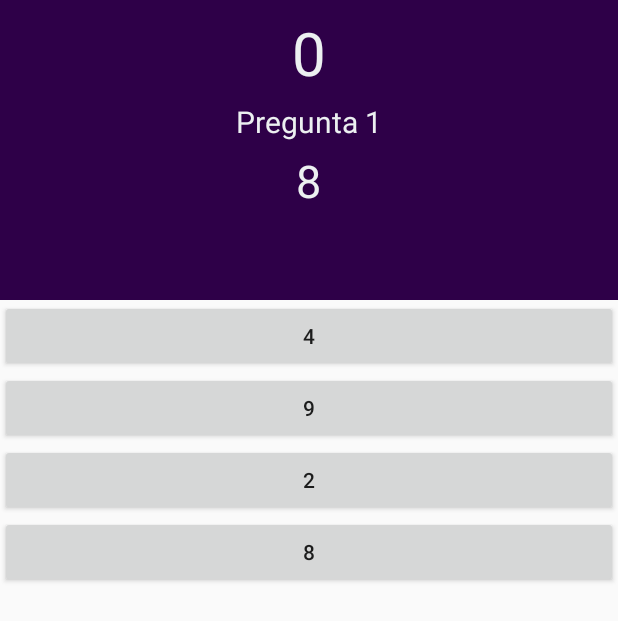
After one commit to LyckanSv/AprendamosAstronomia, an Android app: the GamePlaneta screen opened directly, with no data from a screen before it, on a phone screen of 412 x 824 dp. The commit adds this screen. Shown: the top 621 px of the screen. Run offline under Robolectric (Android 15) with nearby library versions, the phone set to English and light mode, and no system bars.

Commit message:
Actualizacion. Agrego el juego de planetas, solo la estructura basica

```diff
--- a/app/src/main/AndroidManifest.xml
+++ b/app/src/main/AndroidManifest.xml
@@ -17,6 +17,7 @@
             </intent-filter>
         </activity>
         <activity android:name=".ViewGral" />
+        <activity android:name=".GamePlaneta"></activity>
     </application>
 
 </manifest>
--- /dev/null
+++ b/app/src/main/java/com/callejas/cesar/aprendamosastronomia/GamePlaneta.java
@@ -0,0 +1,270 @@
+package com.callejas.cesar.aprendamosastronomia;
+
+import android.content.Intent;
+import android.media.MediaPlayer;
+import android.support.v7.app.AppCompatActivity;
+import android.os.Bundle;
+import android.view.View;
+import android.widget.Button;
+import android.widget.TextView;
+import android.widget.Toast;
+import java.lang.reflect.Array;
+
+public class GamePlaneta extends AppCompatActivity {
+    Button b1, b2, b3, b4;
+    TextView puntaje, numpregunta, pregunta;
+    String preguntas[] = new String[10];
+    String respuestas[] = new String[10];
+    Boolean preguntasRealizadas[] = new Boolean[10];
+    int contadorPuntaje = 0;
+    int numeroPreguntas = 0;
+    int ids;
+    MediaPlayer players, wins, over;
+    @Override
+    protected void onCreate(Bundle savedInstanceState) {
+        super.onCreate(savedInstanceState);
+        setContentView(R.layout.activity_game_planeta);
+        b1 = (Button) findViewById(R.id.boton1);
+        b2 = (Button) findViewById(R.id.boton2);
+        b3 = (Button) findViewById(R.id.boton3);
+        b4 = (Button) findViewById(R.id.boton4);
+        puntaje = (TextView) findViewById(R.id.puntage);
+        numpregunta = (TextView) findViewById(R.id.numPregunta);
+        pregunta = (TextView) findViewById(R.id.pregunta);
+        players = MediaPlayer.create(this, R.raw.song);
+        wins = MediaPlayer.create(this, R.raw.win);
+        over = MediaPlayer.create(this, R.raw.error);
+        players.setLooping(true);
+        players.start();
+        arreglos();
+        selector();
+    }
+
+    public void arreglos(){
+        preguntas[0] = getString(R.string.pregunta1);
+        preguntas[1] = getString(R.string.pregunta2);
+        preguntas[2] = getString(R.string.pregunta3);
+        preguntas[3] = getString(R.string.pregunta4);
+        preguntas[4] = getString(R.string.pregunta5);
+        preguntas[5] = getString(R.string.pregunta6);
+        preguntas[6] = getString(R.string.pregunta7);
+        preguntas[7] = getString(R.string.pregunta8);
+        preguntas[8] = getString(R.string.pregunta9);
+        preguntas[9] = getString(R.string.pregunta10);
+
+        respuestas[0] = getString(R.string.respuesta1);
+        respuestas[1] = getString(R.string.respuesta2);
+        respuestas[2] = getString(R.string.respuesta3);
+        respuestas[3] = getString(R.string.respuesta4);
+        respuestas[4] = getString(R.string.respuesta5);
+        respuestas[5] = getString(R.string.respuesta6);
+        respuestas[6] = getString(R.string.respuesta7);
+        respuestas[7] = getString(R.string.respuesta8);
+        respuestas[8] = getString(R.string.respuesta9);
+        respuestas[9] = getString(R.string.respuesta10);
+
+        for (int i = 0; i < 10 ; i++){
+            preguntasRealizadas[i] = true;
+        }
+    }
+
+    public void selector(){
+        double seleccionPregunta = Math.random();
+        for (int i = 0; i <10; i++){
+            if (seleccionPregunta >= (0.1*(i)) && seleccionPregunta < (0.1 * (i+1))){
+                if( preguntasRealizadas[i]){
+                    preguntasRealizadas[i] = false;
+                    ids = i;
+                    numeroPreguntas += 1;
+                    numpregunta.setText("Pregunta " + String.valueOf(numeroPreguntas));
+                    constructorPreguntas(preguntas[(i)],respuestas[i]);
+                }
+                else{
+                    selector();
+                }
+
+
+            }
+        }
+    }
+
+    public String respuestasSeleccion(){
+        double seleccionPregunta = Math.random();
+
+
+        if(seleccionPregunta < 0.10){
+            return respuestas[0];
+        }
+        else if(seleccionPregunta >0.10 && seleccionPregunta < 0.20){
+            return respuestas[1];
+        }
+
+        else if(seleccionPregunta >0.20 && seleccionPregunta < 0.30){
+            return respuestas[2];
+        }
+
+        else if(seleccionPregunta >0.30 && seleccionPregunta < 0.40){
+            return respuestas[3];
+        }
+
+        else if(seleccionPregunta >0.40 && seleccionPregunta < 0.50){
+            return respuestas[4];
+        }
+
+        else if(seleccionPregunta >0.50 && seleccionPregunta < 0.60){
+            return respuestas[5];
+        }
+
+        else if(seleccionPregunta >0.60 && seleccionPregunta < 0.70){
+            return respuestas[6];
+        }
+
+        else if(seleccionPregunta >0.70 && seleccionPregunta < 0.80){
+            return respuestas[7];
+        }
+
+        else if(seleccionPregunta >0.80 && seleccionPregunta < 0.90){
+            return respuestas[8];
+        }
+
+        else {
+            return respuestas[9];
+        }
+
+    }
+
+    public void constructorPreguntas(String preguntaSeleccionada,String respuestaSeleccionada){
+        String tempPregunta, temRespuestaOK, temRespuestaE1, temRespuestaE2, temRespuestaE3;
+        tempPregunta = preguntaSeleccionada;
+        temRespuestaOK = respuestaSeleccionada;
+        temRespuestaE1 = temRespuestaOK;
+        temRespuestaE2 = temRespuestaOK;
+        temRespuestaE3 = temRespuestaOK;
+
+        while (temRespuestaOK == temRespuestaE1 ){
+
+            temRespuestaE1 = respuestasSeleccion();
+        }
+
+        while (temRespuestaOK == temRespuestaE2 || temRespuestaE1 == temRespuestaE2 ){
+
+            temRespuestaE2 = respuestasSeleccion();
+        }
+
+        while (temRespuestaOK == temRespuestaE3 || temRespuestaE1 == temRespuestaE3 || temRespuestaE2 == temRespuestaE3 ){
+            temRespuestaE3 = respuestasSeleccion();
+        }
+
+        pregunta.setText(tempPregunta);
+
+        double aleatorio = Math.random();
+
+        if(aleatorio < 0.25){
+            b1.setText(temRespuestaOK);
+            b2.setText(temRespuestaE1);
+            b3.setText(temRespuestaE2);
+            b4.setText(temRespuestaE3);
+        }
+
+        if(aleatorio >= 0.25 && aleatorio <0.50){
+            b2.setText(temRespuestaOK);
+            b1.setText(temRespuestaE1);
+            b3.setText(temRespuestaE2);
+            b4.setText(temRespuestaE3);
+        }
+
+        if(aleatorio >= 0.50 && aleatorio <0.75){
+            b3.setText(temRespuestaOK);
+            b1.setText(temRespuestaE1);
+            b2.setText(temRespuestaE2);
+            b4.setText(temRespuestaE3);
+        }
+
+        if(aleatorio >= 0.75){
+            b4.setText(temRespuestaOK);
+            b1.setText(temRespuestaE1);
+            b2.setText(temRespuestaE2);
+            b3.setText(temRespuestaE3);
+        }
+
+    }
+
+    public void boton1(View view){
+        if(respuestas[ids] == b1.getText() ){
+            Toast toast = Toast.makeText(getApplicationContext(), "Pregunta correcta", Toast.LENGTH_SHORT);
+            wins.start();
+            toast.show();
+            contadorPuntaje += 10;
+            puntaje.setText(String.valueOf(contadorPuntaje));
+            overQuestions();
+            selector();
+
+        }
+        else{
+            Toast toast = Toast.makeText(getApplicationContext(), "Pregunta incorrecta", Toast.LENGTH_SHORT);
+            toast.show();
+            over.start();
+        }
+    }
+
+    public void boton2(View view){
+        if(respuestas[ids] == b2.getText() ){
+            Toast toast = Toast.makeText(getApplicationContext(), "Pregunta correcta", Toast.LENGTH_SHORT);
+            wins.start();
+            toast.show();
+            contadorPuntaje += 10;
+            puntaje.setText(String.valueOf(contadorPuntaje));
+            overQuestions();
+            selector();
+
+        }
+        else{
+            Toast toast = Toast.makeText(getApplicationContext(), "Pregunta incorrecta", Toast.LENGTH_SHORT);
+            toast.show();
+            over.start();
+        }
+    }
+
+    public void boton3(View view){
+        if(respuestas[ids] == b3.getText() ){
+            Toast toast = Toast.makeText(getApplicationContext(), "Pregunta correcta", Toast.LENGTH_SHORT);
+            wins.start();
+            toast.show();
+            contadorPuntaje += 10;
+            puntaje.setText(String.valueOf(contadorPuntaje));
+            overQuestions();
+            selector();
+
+        }
+        else{
+            Toast toast = Toast.makeText(getApplicationContext(), "Pregunta incorrecta", Toast.LENGTH_SHORT);
+            toast.show();
+        }
+    }
+
+    public void boton4(View view){
+        if(respuestas[ids] == b4.getText() ){
+            Toast toast = Toast.makeText(getApplicationContext(), "Pregunta correcta", Toast.LENGTH_SHORT);
+            wins.start();
+            toast.show();
+            contadorPuntaje += 10;
+            puntaje.setText(String.valueOf(contadorPuntaje));
+            overQuestions();
+            selector();
+        }
+        else{
+            Toast toast = Toast.makeText(getApplicationContext(), "Pregunta incorrecta", Toast.LENGTH_SHORT);
+            toast.show();
+            over.start();
+        }
+    }
+
+    public void overQuestions(){
+        if (numeroPreguntas == 10){
+            Intent intent = new Intent(GamePlaneta.this, MainActivity.class);
+            startActivity(intent);
+        }
+    }
+
+
+}
--- a/app/src/main/java/com/callejas/cesar/aprendamosastronomia/ViewGral.java
+++ b/app/src/main/java/com/callejas/cesar/aprendamosastronomia/ViewGral.java
@@ -33,4 +33,9 @@ public class ViewGral extends AppCompatActivity {
         //startActivity(intent);
         finish();
     }
+
+    public void juego(View view){
+        Intent intent = new Intent(ViewGral.this, GamePlaneta.class);
+        startActivity(intent);
+    }
 }
--- /dev/null
+++ b/app/src/main/res/layout/activity_game_planeta.xml
@@ -0,0 +1,91 @@
+<?xml version="1.0" encoding="utf-8"?>
+<RelativeLayout xmlns:android="http://schemas.android.com/apk/res/android"
+    xmlns:tools="http://schemas.android.com/tools"
+    android:id="@+id/activity_game_planeta"
+    android:layout_width="match_parent"
+    android:layout_height="match_parent"
+
+    tools:context="com.callejas.cesar.aprendamosastronomia.GamePlaneta">
+
+    <LinearLayout
+        android:layout_width="match_parent"
+        android:layout_height="200sp"
+        android:orientation="vertical"
+        android:background="@color/deepPurple"
+        android:padding="8dp"
+        android:id="@+id/linearLayout">
+        <TextView
+            android:layout_width="wrap_content"
+            android:layout_height="wrap_content"
+            android:id="@+id/puntage"
+            android:textSize="40dp"
+            android:text="0"
+            android:layout_gravity="center_horizontal"
+            android:textAlignment="center"
+            android:textColor="#ecf0f1"
+            />
+
+        <TextView
+            android:layout_width="wrap_content"
+            android:layout_height="wrap_content"
+            android:layout_below="@id/puntage"
+            android:layout_centerHorizontal="true"
+            android:layout_marginTop="5dp"
+            android:text="Preguna 1"
+            android:layout_gravity="center"
+            android:textColor="#ecf0f1"
+            android:textSize="20dp"
+            android:id="@+id/numPregunta"
+            />
+
+        <TextView
+            android:layout_width="wrap_content"
+            android:layout_height="wrap_content"
+            android:layout_below="@id/puntage"
+            android:layout_centerHorizontal="true"
+            android:layout_marginTop="5dp"
+            android:text="Texto de pregunta que desea"
+            android:layout_gravity="center"
+            android:textColor="#ecf0f1"
+            android:textSize="30dp"
+            android:textAlignment="center"
+            android:id="@+id/pregunta"
+            />
+
+
+    </LinearLayout>
+
+    <Button
+        android:layout_width="match_parent"
+        android:layout_height="wrap_content"
+        android:id="@+id/boton1"
+        android:layout_below="@id/linearLayout"
+        android:paddingTop="10dp"
+        android:onClick="boton1"
+        />
+    <Button
+        android:layout_width="match_parent"
+        android:layout_height="wrap_content"
+        android:id="@+id/boton2"
+        android:layout_below="@id/boton1"
+        android:paddingTop="10dp"
+        android:onClick="boton2"
+        />
+    <Button
+        android:layout_width="match_parent"
+        android:layout_height="wrap_content"
+        android:id="@+id/boton3"
+        android:layout_below="@id/boton2"
+        android:paddingTop="10dp"
+        android:onClick="boton3"
+        />
+    <Button
+        android:layout_width="match_parent"
+        android:layout_height="wrap_content"
+        android:id="@+id/boton4"
+        android:layout_below="@id/boton3"
+        android:paddingTop="10dp"
+        android:onClick="boton4"
+        />
+
+</RelativeLayout>
--- a/app/src/main/res/values/strings.xml
+++ b/app/src/main/res/values/strings.xml
@@ -195,4 +195,30 @@
                             spiral, elliptical and irregular.
     </string>
 
+
+    <!--TODO Solor es para la pruebas, se debe de borrar-->
+
+
+    <string name="pregunta1">1</string>
+    <string name="pregunta2">2</string>
+    <string name="pregunta3">3</string>
+    <string name="pregunta4">4</string>
+    <string name="pregunta5">5</string>
+    <string name="pregunta6">6</string>
+    <string name="pregunta7">7</string>
+    <string name="pregunta8">8</string>
+    <string name="pregunta9">9</string>
+    <string name="pregunta10">10</string>
+
+    <string name="respuesta1">1</string>
+    <string name="respuesta2">2</string>
+    <string name="respuesta3">3</string>
+    <string name="respuesta4">4</string>
+    <string name="respuesta5">5</string>
+    <string name="respuesta6">6</string>
+    <string name="respuesta7">7</string>
+    <string name="respuesta8">8</string>
+    <string name="respuesta9">9</string>
+    <string name="respuesta10">10</string>
+
 </resources>
```
Also changed, not shown: app/src/main/res/layout/activity_view_gral.xml (+19 -4 lines), app/src/main/res/drawable/ic_arrow_right.png (added), 4 other files.
